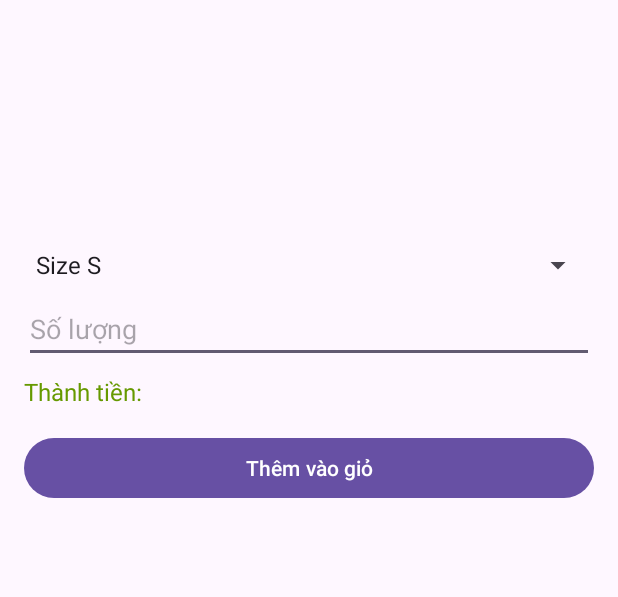
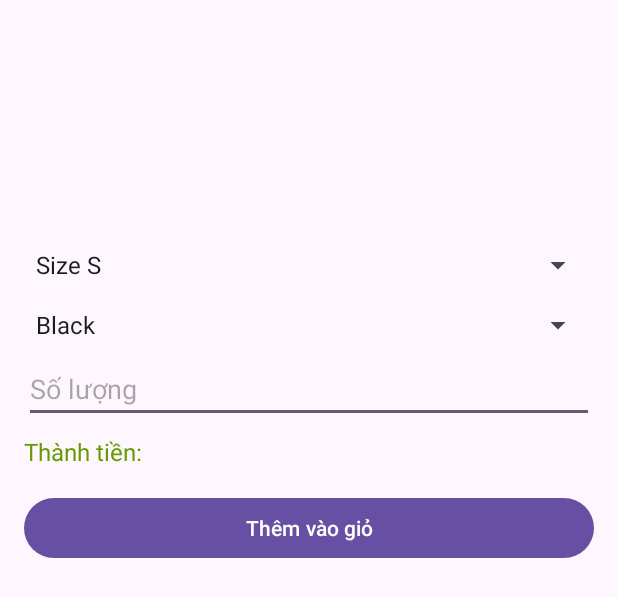
Before and after one commit to quangnv1911/PRM392, an Android app: the layout dialog_add_to_cart.xml on its own in the app's theme, with its tools: preview values and no code run, on a phone screen of 412 x 824 dp. Shown: the top 597 px of the screen. Run offline under Robolectric (Android 15) with nearby library versions, the phone set to English and light mode, and no system bars.

Commit message:
add function add to cart
add function add to cart

```diff
--- a/Android/app/src/main/java/com/example/pmg302_project/ForgotPasswordActivity.java
+++ b/Android/app/src/main/java/com/example/pmg302_project/ForgotPasswordActivity.java
@@ -11,6 +11,8 @@ import android.widget.Toast;
 
 import androidx.appcompat.app.AppCompatActivity;
 
+import com.example.pmg302_project.Utils.COMMONSTRING;
+
 import okhttp3.MediaType;
 import okhttp3.OkHttpClient;
 import okhttp3.Request;
@@ -20,6 +22,7 @@ import okhttp3.Response;
 public class ForgotPasswordActivity extends AppCompatActivity {
     private EditText editTextEmail;
     private OkHttpClient client = new OkHttpClient();
+    String ip = COMMONSTRING.ip;
 
     @Override
     protected void onCreate(Bundle savedInstanceState) {
@@ -49,7 +52,7 @@ public class ForgotPasswordActivity extends AppCompatActivity {
                 String json = "{\"email\":\"" + email + "\"}";
                 RequestBody body = RequestBody.create(json, JSON);
                 Request request = new Request.Builder()
-                        .url("http://172.20.109.44:8081/api/reset-password")
+                        .url("http://"+ip+":8081/api/reset-password")
                         .post(body)
                         .build();
                 Log.d(TAG, "Sending request to: " + request.url());
--- a/Android/app/src/main/java/com/example/pmg302_project/MainActivity.java
+++ b/Android/app/src/main/java/com/example/pmg302_project/MainActivity.java
@@ -31,6 +31,7 @@ import okhttp3.Request;
 import okhttp3.RequestBody;
 import okhttp3.Response;
 
+import com.example.pmg302_project.Utils.COMMONSTRING;
 import com.google.android.gms.auth.api.identity.BeginSignInRequest;
 import com.google.android.gms.auth.api.identity.BeginSignInResult;
 import com.google.android.gms.auth.api.identity.Identity;
@@ -52,6 +53,7 @@ public class MainActivity extends AppCompatActivity {
     private OkHttpClient client = new OkHttpClient();
     private EditText editTextEmail, editTextPassword;
     Button landingPage;
+    String ip = COMMONSTRING.ip;
     @SuppressLint("MissingInflatedId")
     @Override
     protected void onCreate(Bundle savedInstanceState) {
@@ -143,7 +145,7 @@ public class MainActivity extends AppCompatActivity {
                     String json = "{\"username\":\"" + username + "\", \"password\":\"password\", \"method\": \"google\", \"fullName\": \"" + fullName + "\"}";
                     RequestBody body = RequestBody.create(json, JSON);
                     Request request = new Request.Builder()
-                            .url("http://172.20.109.44:8081/api/login")
+                            .url("http://"+ip+":8081/api/login")
                             .post(body)
                             .build();
                     Log.d(TAG, "Sending request to: " + request.url());
@@ -205,7 +207,7 @@ public class MainActivity extends AppCompatActivity {
                     String json = "{\"username\":\"" + userName + "\", \"password\":\"" + password + "\", \"method\": \"other\"}";
                     RequestBody body = RequestBody.create(json, JSON);
                     Request request = new Request.Builder()
-                            .url("http://172.20.109.44:8081/api/login")
+                            .url("http://"+ip+":8081/api/login")
                             .post(body)
                             .build();
                     Log.d(TAG, "Sending request to: " + request);
--- a/Android/app/src/main/java/com/example/pmg302_project/RegisterUserActivity.java
+++ b/Android/app/src/main/java/com/example/pmg302_project/RegisterUserActivity.java
@@ -9,6 +9,8 @@ import android.view.View;
 import android.widget.EditText;
 
 import androidx.appcompat.app.AppCompatActivity;
+
+import com.example.pmg302_project.Utils.COMMONSTRING;
 
 import org.json.JSONException;
 import org.json.JSONObject;
@@ -22,6 +24,7 @@ import okhttp3.Response;
 public class RegisterUserActivity extends AppCompatActivity {
     private EditText editTextFullName;
     private OkHttpClient client = new OkHttpClient();
+    String ip = COMMONSTRING.ip;
 
     @Override
     protected void onCreate(Bundle savedInstanceState) {
@@ -51,7 +54,7 @@ public class RegisterUserActivity extends AppCompatActivity {
                     String json = "{\"username\":\"" + userName + "\", \"fullName\":\"" + fullName + "\"}";
                     RequestBody body = RequestBody.create(json, JSON);
                     Request request = new Request.Builder()
-                            .url("http://172.20.109.44:8081/api/register")
+                            .url("http://"+ip+":8081/api/register")
                             .post(body)
                             .addHeader("Authorization", "Bearer " + token) // Thêm header Authorization
                             .build();
--- a/Android/app/src/main/java/com/example/pmg302_project/Utils/COMMONSTRING.java
+++ b/Android/app/src/main/java/com/example/pmg302_project/Utils/COMMONSTRING.java
@@ -1,5 +1,6 @@
 package com.example.pmg302_project.Utils;
 
 public class COMMONSTRING {
-    public static final String ip = "10.33.41.183";
+//    public static final String ip = "10.33.41.183";
+public static final String ip = "172.20.109.44";
 }
--- a/Android/app/src/main/java/com/example/pmg302_project/model/Product.java
+++ b/Android/app/src/main/java/com/example/pmg302_project/model/Product.java
@@ -11,6 +11,7 @@ public class Product {
     private double rate;
     private int quantity; // Add this field
     private String size;
+    private String color; // Add this field
     // Constructor
     public Product(int id, String name, String description, double price, String imageLink, String type, double rate, int purchaseCount) {
         this.id = id;
@@ -35,6 +36,8 @@ public class Product {
     public String getType() { return type; }
     public int getQuantity() { return quantity; }
     public String getSize() { return size; }
+    public String getColor() { return color; }
     public void setQuantity(int quantity) { this.quantity = quantity; } // Add this setter
     public void setSize(String size) { this.size = size; }
+    public void setColor(String color) { this.color = color; } // Add this setter
 }
--- a/Android/app/src/main/res/layout/dialog_add_to_cart.xml
+++ b/Android/app/src/main/res/layout/dialog_add_to_cart.xml
@@ -28,6 +28,13 @@
         android:entries="@array/size_options"
         android:layout_marginTop="16dp" />
 
+    <Spinner
+        android:id="@+id/colorSpinner"
+        android:layout_width="match_parent"
+        android:layout_height="wrap_content"
+        android:entries="@array/color_options"
+        android:layout_marginTop="16dp" />
+
     <EditText
         android:id="@+id/quantityEditText"
         android:layout_width="match_parent"
--- a/Android/app/src/main/res/values/strings.xml
+++ b/Android/app/src/main/res/values/strings.xml
@@ -23,8 +23,8 @@
     <string name="sandal">Sandal</string>
     <string name="unisex">Unisex</string>
     <string name="product_description">Product Description</string>
-    <string name="product_price">Product Price</string>
-    <string name="product_name">Product Name</string>
+    <string name="product_price">Giá</string>
+    <string name="product_name">Tên sản phẩm</string>
     <string name="add_to_cart">Thêm vào giỏ</string>
     <string name="best_seller">Best Seller</string>
     <string name="rate">Rate:</string>
@@ -48,5 +48,11 @@
         <item>Size L</item>
         <item>Size XL</item>
     </array>
+    <array name="color_options">
+        <item>Black</item>
+        <item>White</item>
+        <item>Yellow</item>
+        <item>Red</item>
+    </array>
     <!-- Add other strings as needed -->
 </resources>
```
Also changed, not shown: Android/app/src/main/java/com/example/pmg302_project/HomePageActivity.java (+9 -5 lines), Android/app/src/main/java/com/example/pmg302_project/ListProductActivity.java (+5 -3 lines), Android/app/src/main/java/com/example/pmg302_project/ProductDetailActivity.java (+22 -8 lines), Android/app/src/main/java/com/example/pmg302_project/adapter/ProductAdapter.java (+41 -5 lines), Android/app/src/main/res/layout/item_cart.xml (+7 -1 lines).
